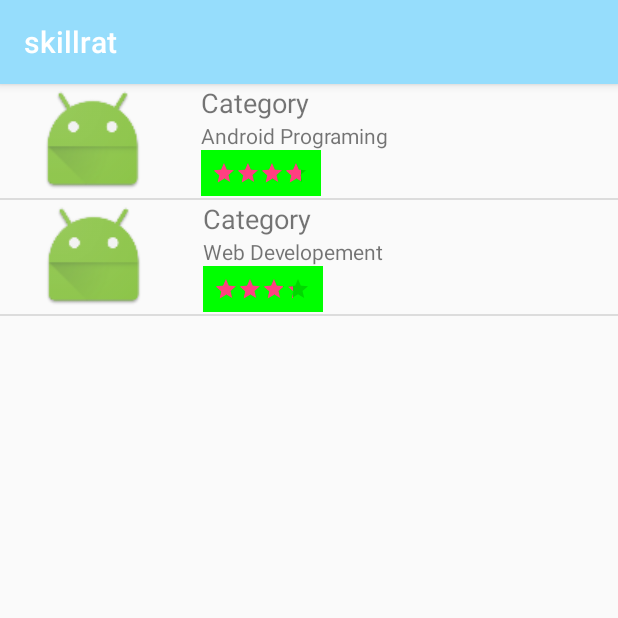
After one commit to vamsich/skillrat_android, an Android app: the fragment MyAddsFragment shown on its own in the app's theme, on a phone screen of 412 x 824 dp, the top half of it. The commit adds this screen. Run offline under Robolectric (Android 15) with nearby library versions, the phone set to English and light mode, and no system bars.

Commit message:
My Adds Fragment and Adapter

```diff
--- /dev/null
+++ b/app/src/main/java/com/skillrat/myapp/Adapter/MyAddsAdapter.java
@@ -0,0 +1,71 @@
+package com.skillrat.myapp.Adapter;
+
+import android.support.v7.widget.RecyclerView;
+import android.view.LayoutInflater;
+import android.view.View;
+import android.view.ViewGroup;
+import android.widget.ImageView;
+import android.widget.RatingBar;
+import android.widget.TextView;
+
+import com.skillrat.myapp.Models.MyAdds;
+import com.skillrat.myapp.skillrat.R;
+
+import java.util.List;
+
+/**
+ * Created by Qasim Ahmed on 31/05/2018.
+ */
+
+public class MyAddsAdapter extends RecyclerView.Adapter<MyAddsAdapter.MyViewHolder> {
+
+    public  List<MyAdds> myaddsList;
+
+    public MyAddsAdapter(List<MyAdds> addsList)
+    {
+        this.myaddsList = addsList;
+    }
+    @Override
+    public MyViewHolder onCreateViewHolder(ViewGroup parent, int viewType) {
+        View itemView = LayoutInflater.from(parent.getContext())
+                .inflate(R.layout.row_myadds_layout, parent, false);
+
+        return new MyViewHolder(itemView);
+    }
+
+    @Override
+    public void onBindViewHolder(MyViewHolder holder, int position) {
+        MyAdds myAdds = myaddsList.get(position);
+       holder.tv_addCategory.setText( myAdds.getAdd_category());
+       holder.tv_addTitle.setText(myAdds.getAdd_title());
+       holder.ratingBar_Add.setRating(myAdds.getAdd_rating());
+        // todo  MyAddsAdapter By using picasso we set Image here
+        holder.img_add.setImageResource(R.mipmap.ic_launcher);
+    }
+
+    @Override
+    public int getItemCount() {
+        return myaddsList.size();
+    }
+
+
+    // ViewHolder Class
+    public class MyViewHolder extends RecyclerView.ViewHolder {
+        public TextView  tv_addTitle,tv_addCategory;
+        public RatingBar ratingBar_Add;
+        public ImageView img_add;
+
+        public MyViewHolder(View view) {
+            super(view);
+            tv_addTitle = (TextView) view.findViewById(R.id.tv_addtitle);
+            tv_addCategory = (TextView) view.findViewById(R.id.tv_addcategory);
+            ratingBar_Add = (RatingBar) view.findViewById(R.id.ratingbar_add);
+            img_add = (ImageView) view.findViewById(R.id.img_add);
+
+        }
+    }
+
+
+
+
+}
--- /dev/null
+++ b/app/src/main/java/com/skillrat/myapp/fragments/MyAddsFragment.java
@@ -0,0 +1,52 @@
+package com.skillrat.myapp.fragments;
+
+
+import android.os.Bundle;
+import android.support.v4.app.Fragment;
+import android.support.v7.widget.DefaultItemAnimator;
+import android.support.v7.widget.DividerItemDecoration;
+import android.support.v7.widget.LinearLayoutManager;
+import android.support.v7.widget.RecyclerView;
+import android.view.LayoutInflater;
+import android.view.View;
+import android.view.ViewGroup;
+
+import com.skillrat.myapp.Adapter.MyAddsAdapter;
+import com.skillrat.myapp.Models.MyAdds;
+import com.skillrat.myapp.skillrat.R;
+
+import java.util.ArrayList;
+import java.util.List;
+
+/**
+ * A simple {@link Fragment} subclass.
+ */
+public class MyAddsFragment extends Fragment {
+
+    MyAddsAdapter myAddsAdapter;
+    private List<MyAdds> myAddsArrayList = new ArrayList<>();
+    RecyclerView recyclerView;
+
+    public MyAddsFragment() {
+        // Required empty public constructor
+    }
+
+
+    @Override
+    public View onCreateView(LayoutInflater inflater, ViewGroup container,
+                             Bundle savedInstanceState) {
+        // Inflate the layout for this fragment
+        myAddsArrayList.add(new MyAdds(1,"Android Programing","Category",4.5f));
+        myAddsArrayList.add(new MyAdds(1,"Web Developement","Category",3.5f));
+        View rootView = inflater.inflate(R.layout.fragment_my_adds, container, false);
+        recyclerView = (RecyclerView) rootView.findViewById(R.id.recycler_view);
+        myAddsAdapter = new MyAddsAdapter(myAddsArrayList);
+        RecyclerView.LayoutManager mLayoutManager = new LinearLayoutManager(getActivity());
+        recyclerView.setLayoutManager(mLayoutManager);
+        recyclerView.setItemAnimator(new DefaultItemAnimator());
+        recyclerView.addItemDecoration(new DividerItemDecoration(getActivity(), LinearLayoutManager.VERTICAL));
+        recyclerView.setAdapter(myAddsAdapter);
+        return rootView ;
+    }
+
+}
--- /dev/null
+++ b/app/src/main/res/layout/fragment_my_adds.xml
@@ -0,0 +1,16 @@
+<RelativeLayout xmlns:android="http://schemas.android.com/apk/res/android"
+    xmlns:tools="http://schemas.android.com/tools"
+    xmlns:app="http://schemas.android.com/apk/res-auto"
+    android:layout_width="match_parent"
+    android:layout_height="match_parent"
+    app:layout_behavior="@string/appbar_scrolling_view_behavior"
+    tools:context="com.skillrat.myapp.fragments.MyAddsFragment">
+
+    <!-- TODO: Update blank fragment layout -->
+    <android.support.v7.widget.RecyclerView
+        android:id="@+id/recycler_view"
+        android:layout_width="match_parent"
+        android:layout_height="wrap_content"
+        android:scrollbars="vertical" />
+
+</RelativeLayout>
--- /dev/null
+++ b/app/src/main/res/layout/row_myadds_layout.xml
@@ -0,0 +1,51 @@
+<?xml version="1.0" encoding="utf-8"?>
+<LinearLayout xmlns:android="http://schemas.android.com/apk/res/android"
+    android:layout_width="match_parent"
+    android:layout_height="wrap_content"
+    android:orientation="horizontal"
+     android:paddingBottom="1dp"
+    >
+
+    <ImageView
+        android:id="@+id/img_add"
+        android:layout_width="wrap_content"
+        android:layout_height="match_parent"
+        android:src="@mipmap/ic_launcher"
+        android:layout_gravity="center"
+        android:layout_weight="0.5"
+
+        />
+
+    <LinearLayout
+        android:layout_width="wrap_content"
+        android:layout_height="wrap_content"
+        android:orientation="vertical"
+        android:layout_marginLeft="10dp"
+        android:layout_weight="1"
+        >
+        <TextView
+            android:id="@+id/tv_addtitle"
+            android:layout_width="wrap_content"
+            android:layout_height="wrap_content"
+            android:text="Android Progaming"
+            android:textSize="18sp"
+            />
+        <TextView
+            android:id="@+id/tv_addcategory"
+            android:layout_width="wrap_content"
+            android:layout_height="wrap_content"
+            android:text="Category"
+            />
+        <android.support.v7.widget.AppCompatRatingBar
+            android:id="@+id/ratingbar_add"
+                android:layout_width="wrap_content"
+            android:layout_height="match_parent"
+            style="?android:attr/ratingBarStyleSmall"
+            android:numStars="5"
+            android:rating="5"
+            android:background="#0f0"
+           android:padding="7dp"
+            />
+
+    </LinearLayout>
+</LinearLayout>
--- a/app/src/main/res/menu/bottomnavigation.xml
+++ b/app/src/main/res/menu/bottomnavigation.xml
@@ -21,9 +21,10 @@
         android:icon="@drawable/ic_notifications_black_24dp"
         android:title="@string/title_notifications" />
 
+
     <item
-        android:id="@+id/navigation_profile"
-        android:icon="@drawable/ic_person_black_24dp"
-        android:title="@string/title_profile" />
+        android:id="@+id/navigation_myadds"
+        android:icon="@drawable/google"
+        android:title="@string/title_myadds" />
 
 </menu>
--- a/app/src/main/res/values/strings.xml
+++ b/app/src/main/res/values/strings.xml
@@ -5,4 +5,8 @@
     <string name="title_sessions">SESSIONS</string>
     <string name="title_notifications">NOTIFICATIONS</string>
     <string name="title_profile">PROFILE</string>
+    <string name="title_myadds">MyAdds</string>
+
+    <!-- TODO: Remove or change this placeholder text -->
+    <string name="hello_blank_fragment">Hello blank fragment</string>
 </resources>
```
